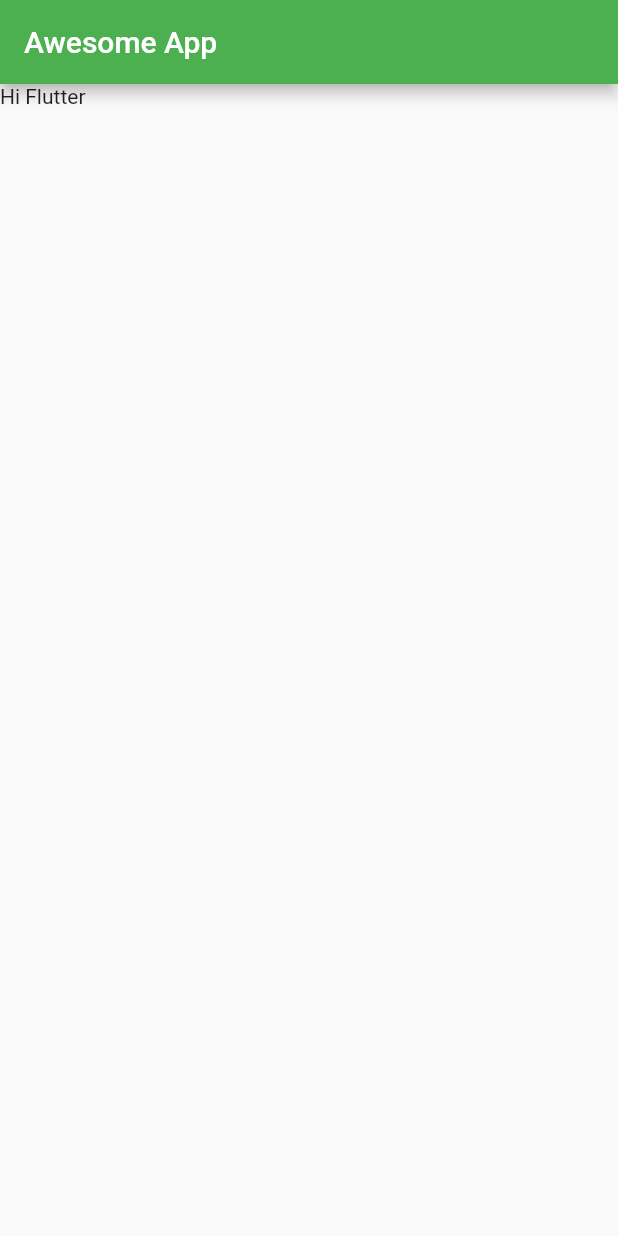
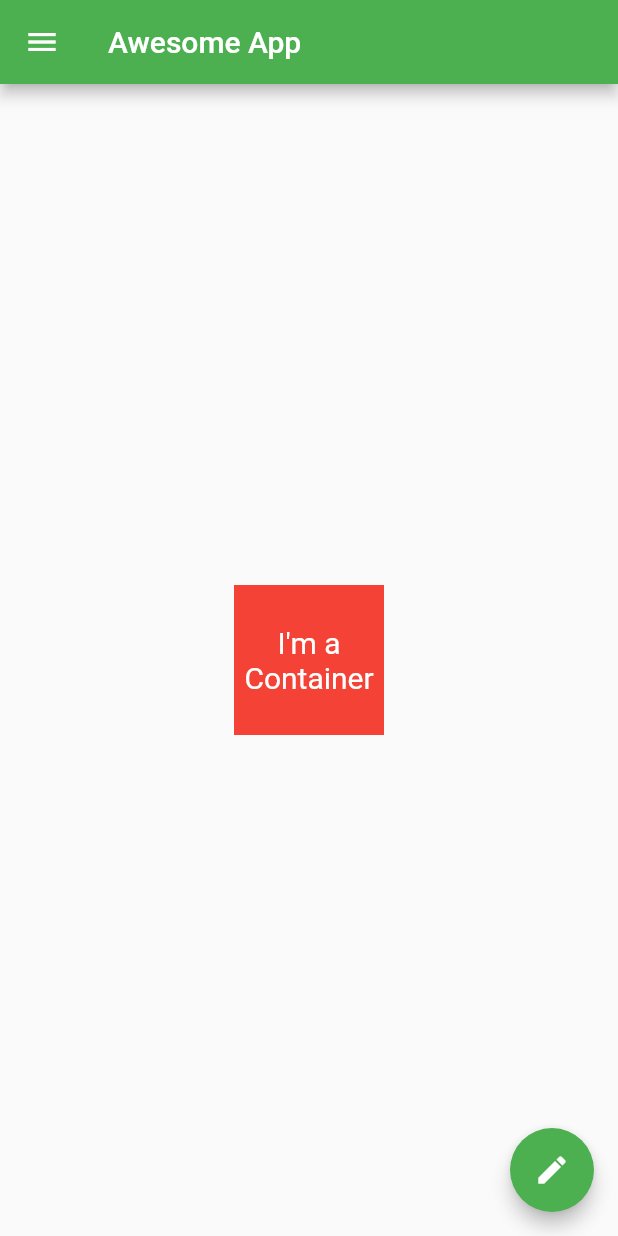
Before and after one commit to suhas-kadu/Awesome_App, a Flutter app: the screen it shows after launch, on a phone screen of 412 x 824 dp. Run offline on Flutter 3.47's test engine with Material 2 defaults, Android fonts, the phone set to English and light mode, and no system bars.

Commit message:
ch7 completed

```diff
--- a/lib/main.dart
+++ b/lib/main.dart
@@ -1,3 +1,7 @@
+//import 'dart:html';
+
+//import 'dart:html';
+
 import 'package:flutter/cupertino.dart';
 import 'package:flutter/material.dart';
 import 'package:flutter/widgets.dart';
@@ -27,9 +31,66 @@ class HomePage extends StatelessWidget {
       appBar: AppBar(
         title: Text('Awesome App'),
       ),
-      body: Container(
-        child: Text('Hi Flutter'),
+      body: Center(
+        child: Container(
+          color: Colors.red,
+          height: 100,
+          width: 100,
+          alignment: Alignment.center,
+          child: Text(
+            "I'm a Container",
+            style: TextStyle(
+              fontSize: 20,
+              color: Colors.white,
+            ),
+            textAlign: TextAlign.center,
+          ),
+        ),
       ),
+
+      drawer: Drawer(
+        child: ListView(
+          padding: EdgeInsets.all(0),
+          children: <Widget>[
+            UserAccountsDrawerHeader(
+              accountName: Text("Brie Larson"),
+              accountEmail: Text("brielarson73@gmail.com"),
+              currentAccountPicture: CircleAvatar(
+                backgroundImage: NetworkImage(
+                    "https://images.unsplash.com/photo-1438761681033-6461ffad8d80?ixlib=rb-1.2.1&ixid=eyJhcHBfaWQiOjEyMDd9&auto=format&fit=crop&w=500&q=60"),
+              ),
+            ),
+            ListTile(
+              leading: Icon(Icons.person),
+              title: Text("Brie Larson"),
+              subtitle: Text("Actor"),
+              trailing: Icon(Icons.edit),
+              onTap: (){},
+            ),
+            ListTile(
+              leading: Icon(Icons.email),
+              title: Text("Email"),
+              subtitle: Text("brielarson73@gmail.com"),
+              trailing: Icon(Icons.edit),
+              onTap: () {},
+            )
+          ],
+        ),
+      ),
+
+      //FloatingActionButton
+      floatingActionButton: FloatingActionButton(
+        onPressed: () {},
+        child: Icon(Icons.edit),
+        elevation: 5,
+        //mini: true,
+        backgroundColor: Colors.green,
+        hoverColor: Colors.red,
+        hoverElevation: 5,
+      ),
+
+
+      //floatingActionButtonLocation: FloatingActionButtonLocation.endFloat,
     );
   }
 }
```
